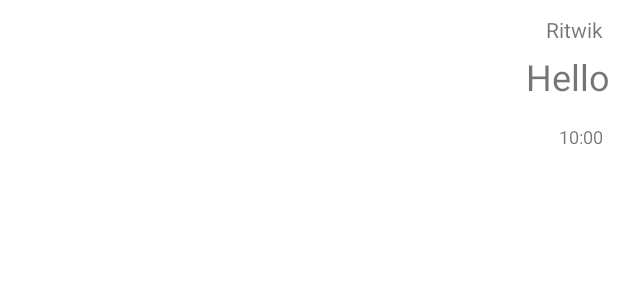
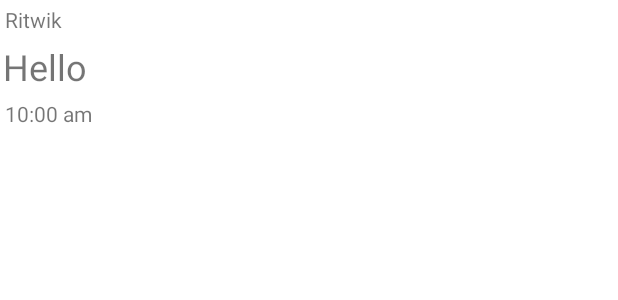
Before and after one commit to rtds8/Travel_Buddy, an Android app: the layout chat_item.xml on its own in the app's theme, with its tools: preview values and no code run, on a phone screen of 412 x 824 dp. Shown: the top 300 px of the screen. Run offline under Robolectric (Android 15) with nearby library versions, the phone set to English and light mode, and no system bars; network calls fail.

Commit message:
Chat Box Updated
Left Alignment & Right Alignment will happen according to how it will look on "Ritwik"'s device.

```diff
--- a/app/src/main/res/layout/chat_item.xml
+++ b/app/src/main/res/layout/chat_item.xml
@@ -7,9 +7,7 @@
         android:id="@+id/sender_name"
         android:layout_width="match_parent"
         android:layout_height="wrap_content"
-        android:layout_marginTop="10dp"
-        android:layout_marginRight="10dp"
-        android:textAlignment="textEnd"
+        android:padding="3dp"
         android:textSize="14sp"
         android:text="Ritwik"/>
 
@@ -17,8 +15,7 @@
         android:id="@+id/message"
         android:layout_width="match_parent"
         android:layout_height="wrap_content"
-        android:layout_margin="5dp"
-        android:textAlignment="textEnd"
+        android:padding="2dp"
         android:textSize="24sp"
         android:text="Hello"/>
 
@@ -26,11 +23,9 @@
         android:id="@+id/time"
         android:layout_width="match_parent"
         android:layout_height="wrap_content"
-        android:textAlignment="textEnd"
-        android:layout_marginTop="10dp"
-        android:layout_marginRight="10dp"
-        android:textSize="12sp"
-        android:text="10:00"/>
+        android:padding="3dp"
+        android:textSize="14sp"
+        android:text="10:00 am"/>
 
 
 </LinearLayout>
--- a/build.gradle
+++ b/build.gradle
@@ -5,7 +5,7 @@ buildscript {
         jcenter()
     }
     dependencies {
-        classpath "com.android.tools.build:gradle:4.1.0"
+        classpath 'com.android.tools.build:gradle:4.1.1'
 
         // NOTE: Do not place your application dependencies here; they belong
         // in the individual module build.gradle files
```
Also changed, not shown: app/src/main/java/com/example/travel_buddy/ChatViewHolder.java (+11 -4 lines).
